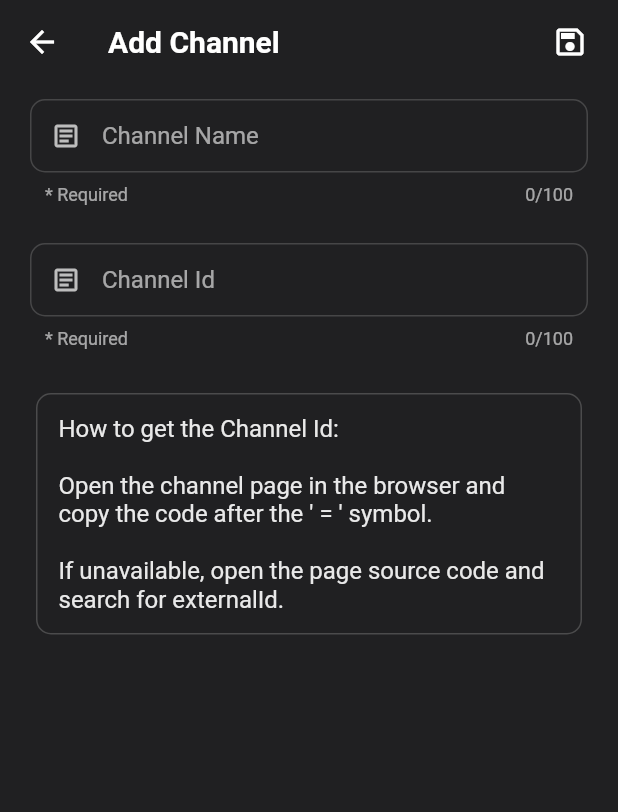
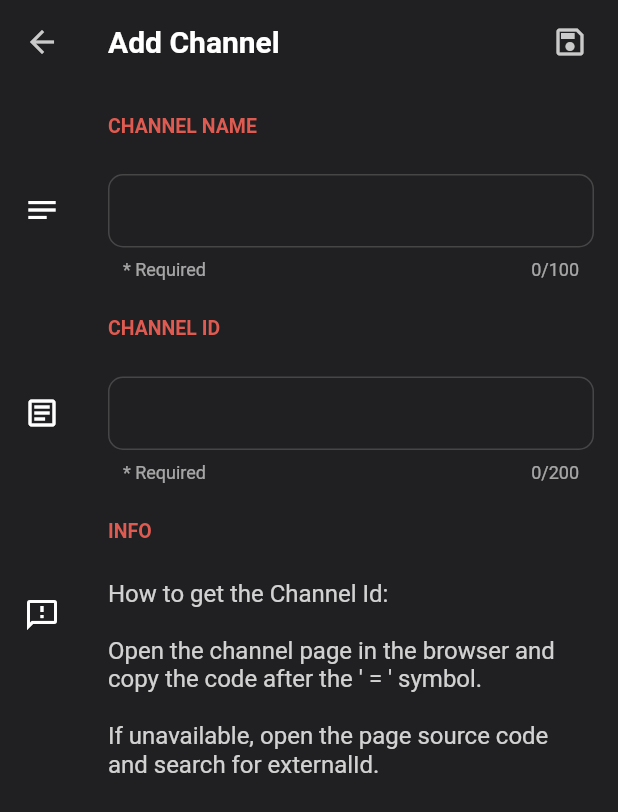
Before and after one commit to Fschmatz/rssyoutubefschmtz, a Flutter app: the SaveEditChannel screen opened directly, on a phone screen of 412 x 824 dp. Shown: the top 812 px of the screen. Run offline on Flutter 3.47's test engine with Material 2 defaults, Android fonts, the phone set to English and light mode, and no system bars; our stand-ins replace animate_do, jiffy, share, shared_preferences, sqflite; missing offline and left inert: webfeed; accounts and stored records are empty; network calls fail.

Commit message:
Update 4.0.1

```diff
--- a/lib/pages/channel_list.dart
+++ b/lib/pages/channel_list.dart
@@ -70,7 +70,7 @@ class _ChannelListState extends State<ChannelList> {
                       channelList[index]['channelName'],
                       style: const TextStyle(fontSize: 16),
                     ),
-                    trailing: IconButton(
+                   /* trailing: IconButton(
                         icon: const Icon(Icons.share_outlined),
                         color: Theme.of(context).hintColor,
                         constraints: const BoxConstraints(),
@@ -78,7 +78,7 @@ class _ChannelListState extends State<ChannelList> {
                         onPressed: () {
                           Share.share(urlShareChannel +
                               channelList[index]['channelLinkId']);
-                        }),
+                        }),*/
                   );
                 }),
       ]),
--- a/lib/pages/saveEditChannel.dart
+++ b/lib/pages/saveEditChannel.dart
@@ -10,7 +10,11 @@ class SaveEditChannel extends StatefulWidget {
   String? channelLink;
 
   SaveEditChannel(
-      {required Key key, this.edit, this.channelId, this.channelLink, this.channelName})
+      {required Key key,
+      this.edit,
+      this.channelId,
+      this.channelLink,
+      this.channelName})
       : super(key: key);
 
   @override
@@ -32,9 +36,12 @@ class _SaveEditChannelState extends State<SaveEditChannel> {
   }
 
   void _saveChannel() async {
-
-    print(customControllerChannelName.text,);
-    print(customControllerChannelIdLink.text,);
+    print(
+      customControllerChannelName.text,
+    );
+    print(
+      customControllerChannelIdLink.text,
+    );
 
     Map<String, dynamic> row = {
       ChannelDao.columnChannelName: customControllerChannelName.text,
@@ -102,7 +109,6 @@ class _SaveEditChannelState extends State<SaveEditChannel> {
     return Scaffold(
         appBar: AppBar(
           title: const Text("Add Channel"),
-          elevation: 0,
           actions: [
             Padding(
               padding: const EdgeInsets.fromLTRB(0, 0, 8, 0),
@@ -126,13 +132,21 @@ class _SaveEditChannelState extends State<SaveEditChannel> {
             ),
           ],
         ),
-        body: SingleChildScrollView(
-            padding: const EdgeInsets.fromLTRB(20, 10, 20, 10),
-            child: Column(
-                crossAxisAlignment: CrossAxisAlignment.start,
-                mainAxisSize: MainAxisSize.min,
+        body: ListView(
           children: [
-                  TextField(
+            ListTile(
+              leading: const SizedBox(
+                height: 0.1,
+              ),
+              title: Text("Channel Name".toUpperCase(),
+                  style: TextStyle(
+                      fontSize: 13,
+                      fontWeight: FontWeight.w700,
+                      color: Theme.of(context).colorScheme.primary)),
+            ),
+            ListTile(
+              leading: const Icon(Icons.notes_outlined),
+              title: TextField(
                 minLines: 1,
                 maxLines: 5,
                 maxLength: 100,
@@ -141,57 +155,67 @@ class _SaveEditChannelState extends State<SaveEditChannel> {
                 keyboardType: TextInputType.name,
                 controller: customControllerChannelName,
                 decoration: const InputDecoration(
-                      prefixIcon: Icon(Icons.article_outlined, size: 20),
-                      hintText: "Channel Name",
                   helperText: "* Required",
                 ),
                 style: const TextStyle(
                   fontSize: 16,
                 ),
               ),
-                  const SizedBox(
-                    height: 25,
             ),
-                  TextField(
+            ListTile(
+              leading: const SizedBox(
+                height: 0.1,
+              ),
+              title: Text("Channel Id".toUpperCase(),
+                  style: TextStyle(
+                      fontSize: 13,
+                      fontWeight: FontWeight.w700,
+                      color: Theme.of(context).colorScheme.primary)),
+            ),
+            ListTile(
+              leading: const Icon(Icons.article_outlined),
+              title: TextField(
                 minLines: 1,
                 maxLines: 5,
-                    maxLength: 100,
+                maxLength: 200,
                 maxLengthEnforcement: MaxLengthEnforcement.enforced,
                 textCapitalization: TextCapitalization.sentences,
                 keyboardType: TextInputType.name,
                 controller: customControllerChannelIdLink,
                 decoration: const InputDecoration(
-                      prefixIcon: Icon(Icons.article_outlined, size: 20),
-                      hintText: "Channel Id",
                   helperText: "* Required",
                 ),
                 style: const TextStyle(
                   fontSize: 16,
                 ),
               ),
-                  const SizedBox(
-                    height: 25,
             ),
-                  Card(
-                    elevation: 0,
-                    color: Theme.of(context).scaffoldBackgroundColor,
-                    shape: RoundedRectangleBorder(
-                      borderRadius: const BorderRadius.all(Radius.circular(10)),
-                      side: BorderSide(
-                        color: Colors.grey[600]!.withOpacity(0.5),
+           /* const SizedBox(
+              height: 40,
+            ),*/
+            ListTile(
+              leading: const SizedBox(
+                height: 0.1,
               ),
+              title: Text("Info".toUpperCase(),
+                  style: TextStyle(
+                      fontSize: 13,
+                      fontWeight: FontWeight.w700,
+                      color: Theme.of(context).colorScheme.primary)),
             ),
-                    child: ListTile(
-                        contentPadding:
-                            const EdgeInsets.fromLTRB(15, 10, 15, 10),
+            ListTile(
+                leading: const Icon(Icons.feedback_outlined),
                 title: Text(
                   "How to get the Channel Id:\n\nOpen the channel page in the browser and copy the code after the ' = ' symbol.\n\nIf unavailable, open the page source code and search for externalId.",
                   style: TextStyle(
                       fontSize: 16,
-                              color:
-                                  Theme.of(context).textTheme.headline6!.color!.withOpacity(0.9)),
-                        )),
-                  )
-                ])));
+                      color: Theme.of(context)
+                          .textTheme
+                          .headline6!
+                          .color!
+                          .withOpacity(0.8)),
+                ))
+          ],
+        ));
   }
 }
--- a/lib/util/changelog.dart
+++ b/lib/util/changelog.dart
@@ -1,13 +1,14 @@
 class Changelog{
 
-  static String appVersion = "4.0.0";
+  static String appVersion = "4.0.1";
   static String appName = "RSS YouTube Fschmatz";
 
   static String changelogCurrent = '''
-4.0.0
+4.0.1
 - Material You NavBar
 - Dart Lints
 - Null Safety
+- UI Changes
 - Bug Fixes
 ''';
 
--- a/pubspec.yaml
+++ b/pubspec.yaml
@@ -15,7 +15,7 @@ publish_to: 'none' # Remove this line if you wish to publish to pub.dev
 # In iOS, build-name is used as CFBundleShortVersionString while build-number used as CFBundleVersion.
 # Read more about iOS versioning at
 # https://developer.apple.com/library/archive/documentation/General/Reference/InfoPlistKeyReference/Articles/CoreFoundationKeys.html
-version: 4.0.0
+version: 4.0.1
 
 environment:
   sdk: ">=2.12.0 <3.0.0"
```
Also changed, not shown: lib/pages/channel/builder_feed_list_channel.dart (+2 -5 lines), lib/util/theme.dart (+17 -20 lines), lib/widgets/video_card.dart (+2 -5 lines). Lines whose indentation alone changed are shown as unchanged.
